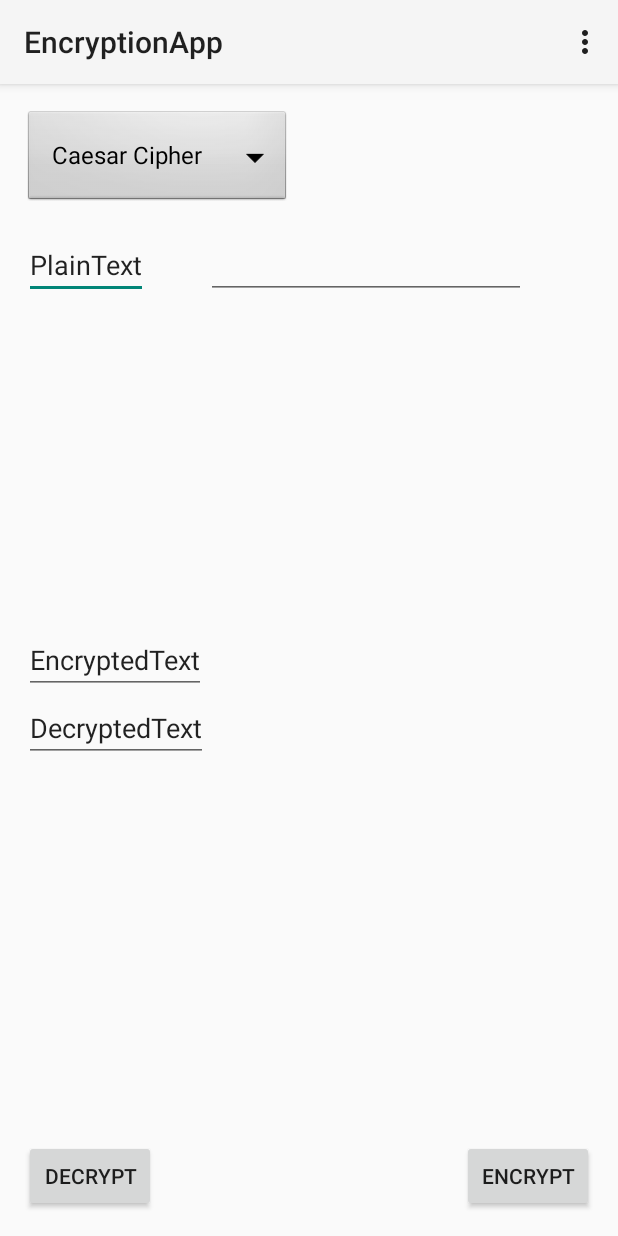
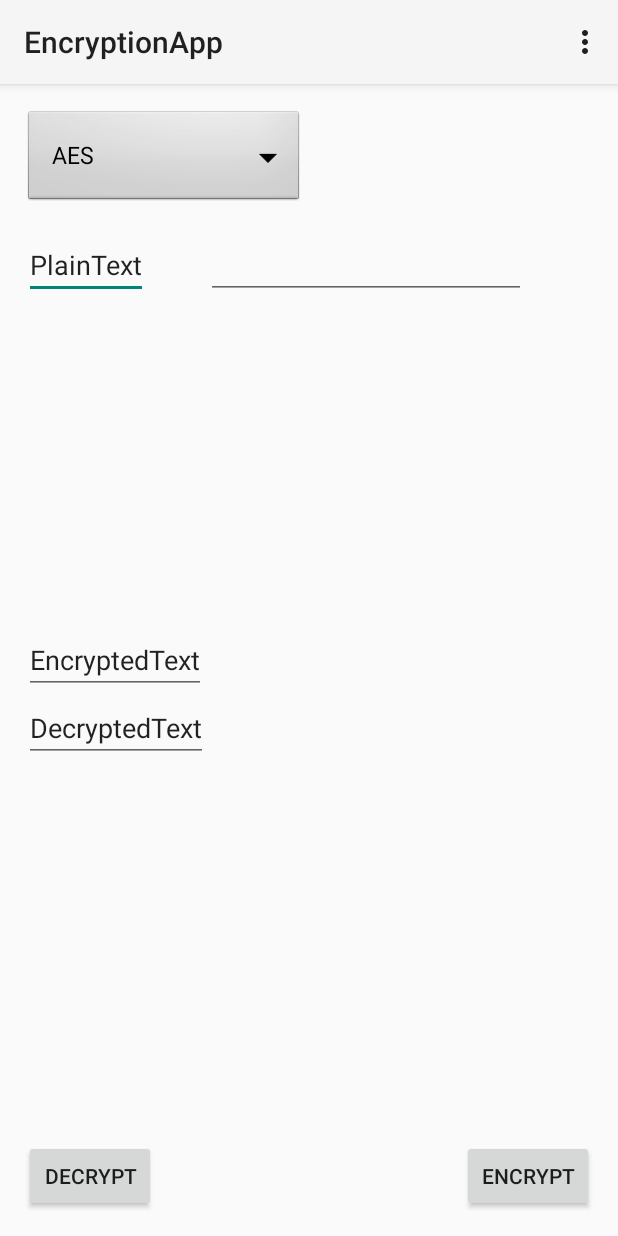
Before and after one commit to Unlockingcube/EncryptionApp, an Android app: the screen it shows after launch (MainActivity), on a phone screen of 412 x 824 dp. Run offline under Robolectric (Android 15) with nearby library versions, the phone set to English and light mode, and no system bars.

Commit message:
Updated code and added comments

```diff
--- a/app/src/main/java/com/example/unlockingcube/encryptionapp/MainActivity.java
+++ b/app/src/main/java/com/example/unlockingcube/encryptionapp/MainActivity.java
@@ -22,7 +22,7 @@ import javax.crypto.KeyGenerator;
 import javax.crypto.spec.SecretKeySpec;
 
 public class MainActivity extends Activity {
- String type = "Caesors";
+ String type = "AES";
     @Override
     protected void onCreate(Bundle savedInstanceState) {
         super.onCreate(savedInstanceState);
@@ -69,18 +69,18 @@ public class MainActivity extends Activity {
     }
     public void loadSpinners(Activity activity) {
         Spinner dropdown = (Spinner) activity.findViewById(R.id.eTypes);
-        String[] items = new String[]{"Caesar Cipher", "DES", "3DES", "AES"};
+        String[] items = new String[]{"AES", "DES", "3DES", "Caesors Cipher"};
         ArrayAdapter<String> adapter = new ArrayAdapter<>(activity, android.R.layout.simple_spinner_dropdown_item, items);
         dropdown.setAdapter(adapter);
 
     }
-    public void EncryptType(){
-        switch(type)
-        {
-            case "Caesors":
+    //This method would allow you to choose which encryption technique to use
+    public void EncryptType() {
+        switch (type) {
+            case "AES":
                 AESEncrypt();//calls Caesors encrypt algorithom. - this is not implemented right now
                 break;
-            case "AES": //calls AES encrypt
+            case "Caesors": //calls AES encrypt
                 break;
             case "DES": //calls DES
                 break;
@@ -91,96 +91,8 @@ public class MainActivity extends Activity {
         }
 
     }
-//    public void EncrptCaesors(){
-//
-//        TextView ptextview = (TextView)findViewById(R.id.PlainText);
-//        String plaintext ="";
-//        plaintext = ptextview.getText().toString();
-//        String encryptedText ="";
-//        //This needs to be checked for null pointers
-//        TextView PwordText = (TextView)findViewById(R.id.password);
-//        int  k = Integer.parseInt(PwordText.getText().toString());
-//        ArrayList<Character> List = new ArrayList<Character>(52);
-//        ArrayList<Character> Etext = new ArrayList<Character>(plaintext.length());
-//        List.add('A');
-//        List.add('a');
-//        List.add('B');
-//        List.add('b');
-//        List.add('C');
-//        List.add('c');
-//        List.add('D');
-//        List.add('d');
-//        List.add('E');
-//        List.add('e');
-//        List.add('F');
-//        List.add('f');
-//        List.add('G');
-//        List.add('g');
-//        List.add('H');
-//        List.add('h');
-//        List.add('I');
-//        List.add('i');
-//        List.add('J');
-//        List.add('j');
-//        List.add('K');
-//        List.add('k');
-//        List.add('L');
-//        List.add('l');
-//        List.add('M');
-//        List.add('m');
-//        List.add('N');
-//        List.add('n');
-//        List.add('O');
-//        List.add('o');
-//        List.add('P');
-//        List.add('p');
-//        List.add('Q');
-//        List.add('q');
-//        List.add('R');
-//        List.add('r');
-//        List.add('S');
-//        List.add('s');
-//        List.add('T');
-//        List.add('t');
-//        List.add('W');
-//        List.add('w');
-//        List.add('X');
-//        List.add('x');
-//        List.add('Y');
-//        List.add('y');
-//        List.add('Z');
-//        List.add('z');
-//
-//        for(int i = 0; i< plaintext.length(); i++ )
-//        {
-//            plaintext.charAt(i);
-//            for(int j = 0; j < List.size(); j++)
-//            {
-//                int shift = k + j;
-//                while(shift > 52)
-//                {
-//                    shift -= 52;
-//                }
-//                if(List.equals(plaintext.charAt(i)))
-//                {
-//                  Etext.add(List.get(shift));
-//
-//                }
-//            }
-//
-//        }
-//        for(int i =0; i < Etext.size(); i++)
-//        {
-//          encryptedText += Etext.get(i);
-//        }
-//        TextView Etextview = (TextView)findViewById(R.id.EncryptedText);
-//        //fails somewhere in the shifting process and outputs a blank string
-////        Etextview.setText(encryptedText);
-//
-//        Etextview.setText("SOMETHING");
-//
-//    }
 
+    //uses AES 128
     public void AESEncrypt() {
     // Original text
     //String theTestText = "This is just a simple test";
@@ -224,5 +136,5 @@ public class MainActivity extends Activity {
 //    TextView tvdecoded = (TextView)findViewById(R.id.tvdecoded);
         TextView decryptedText = (TextView)findViewById(R.id.DecryptedText);
         decryptedText.setText("[DECODED]:\n" + new String(decodedBytes) + "\n");
+  }
 }
-}
```
